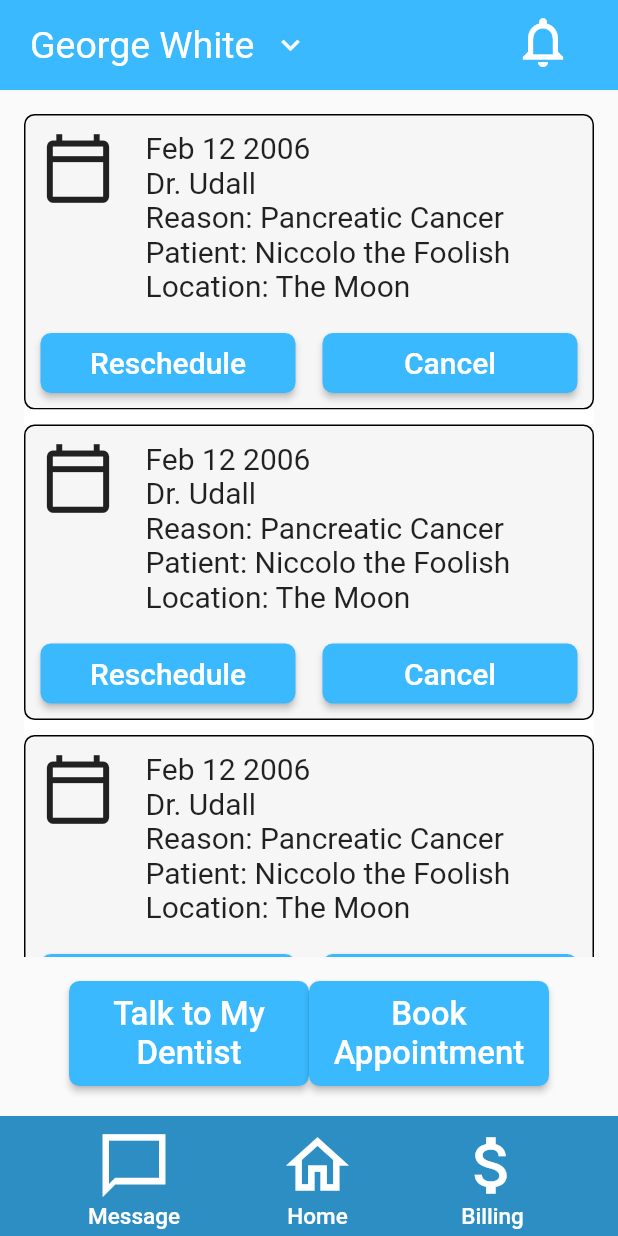
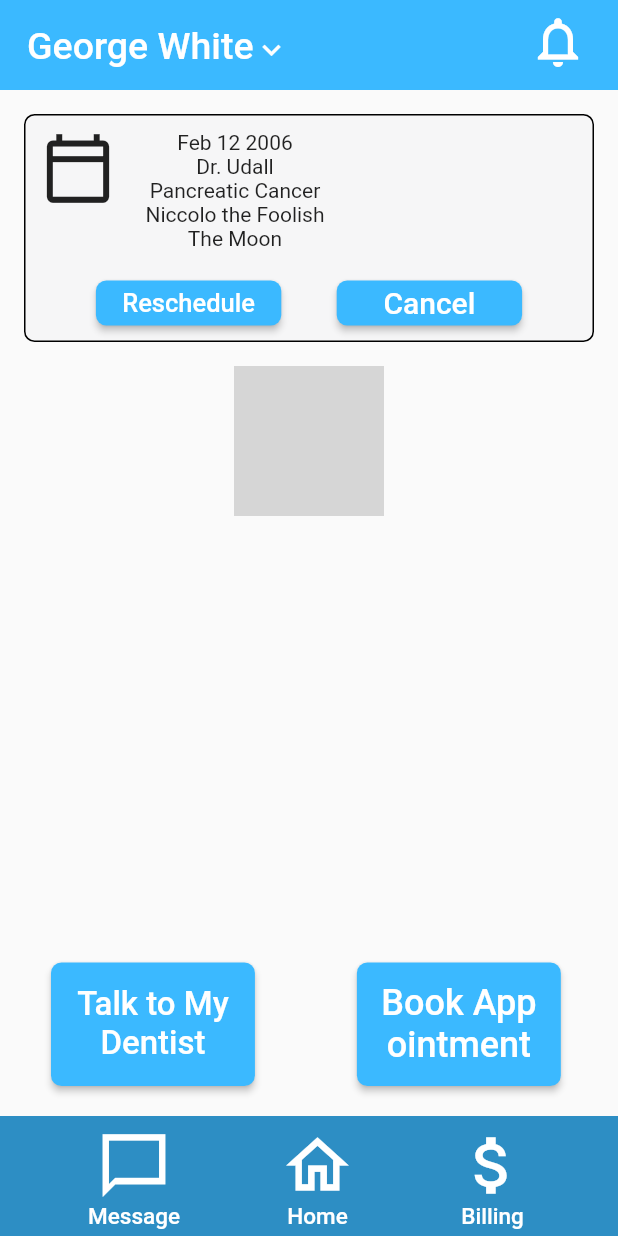
Before and after one commit to Henry-Turtle/OnCall, a Flutter app: the screen it shows after launch, on a phone screen of 412 x 824 dp. Run offline on Flutter 3.47's test engine with Material 2 defaults, Android fonts, the phone set to English and light mode, and no system bars; drawn by our look-alikes of auto_size_text; grey boxes are pictures that could not be loaded.

Commit message:
Added many media queries

```diff
--- a/frontend/lib/appointment.dart
+++ b/frontend/lib/appointment.dart
@@ -1,3 +1,4 @@
+import 'package:auto_size_text/auto_size_text.dart';
 import 'package:flutter/material.dart';
 import 'colors.dart';
 
@@ -22,25 +23,51 @@
       child: Column(
         //First row is for icon/information, next is for both buttons
         children: [
-          Align(
-              alignment: Alignment.topCenter,
-              child: Row(
-                crossAxisAlignment: CrossAxisAlignment.start,
+          Row(
+            crossAxisAlignment: CrossAxisAlignment.start,
+            children: [
+              const Icon(Icons.calendar_today_outlined, size: 50),
+              Container(width: 20),
+              Column(
                 children: [
-                  const Icon(Icons.calendar_today_outlined, size: 50),
-                  Container(width: 20),
-                  Text(
-                    '$date\n$doctor\nReason: $reason\nPatient: $patient\nLocation: $location',
-                    style: const TextStyle(fontSize: 20),
-                  )
+                  Align(
+                      alignment: Alignment.centerLeft,
+                      child: AutoSizeText(
+                        date,
+                        maxLines: 1,
+                        textAlign: TextAlign.left,
+                      )),
+                  AutoSizeText(
+                    doctor,
+                    maxLines: 1,
+                    textAlign: TextAlign.left,
+                  ),
+                  AutoSizeText(
+                    reason,
+                    maxLines: 1,
+                    textAlign: TextAlign.left,
+                  ),
+                  AutoSizeText(
+                    patient,
+                    maxLines: 1,
+                    textAlign: TextAlign.left,
+                  ),
+                  AutoSizeText(
+                    location,
+                    maxLines: 1,
+                    textAlign: TextAlign.left,
+                  ),
                 ],
-              )),
+              )
+            ],
+          ),
           Container(height: 20),
           Row(
             children: [
+              Spacer(),
               SizedBox(
-                height: 40,
-                width: 170,
+                height: 30,
+                width: MediaQuery.of(context).size.width * .3,
                 child: ElevatedButton(
                     onPressed: (() => print("")),
                     style: ButtonStyle(
@@ -53,15 +80,16 @@
                                 color: Color.fromARGB(0, 255, 255, 255))),
                       ),
                     ),
-                    child: const Text(
+                    child: AutoSizeText(
                       "Reschedule",
+                      maxLines: 1,
                       style: TextStyle(color: Colors.white, fontSize: 20),
                     )),
               ),
               const Spacer(),
               SizedBox(
-                height: 40,
-                width: 170,
+                height: 30,
+                width: MediaQuery.of(context).size.width * .3,
                 child: ElevatedButton(
                     onPressed: (() => print("")),
                     style: ButtonStyle(
@@ -78,7 +106,8 @@
                       "Cancel",
                       style: TextStyle(color: Colors.white, fontSize: 20),
                     )),
-              )
+              ),
+              Spacer()
             ],
           )
         ],
--- a/frontend/lib/appointment_view.dart
+++ /dev/null
@@ -1,30 +0,0 @@
-import 'package:flutter/material.dart';
-import 'package:frontend/appointment.dart';
-import 'appointment.dart';
-
-class AppointmentView extends StatefulWidget {
-  final appointments;
-
-  AppointmentView(this.appointments);
-
-  @override
-  State<AppointmentView> createState() => _AppointmentViewState();
-}
-
-class _AppointmentViewState extends State<AppointmentView> {
-  @override
-  Widget build(BuildContext context) {
-    return ListView.builder(
-      padding: const EdgeInsets.all(16.0),
-      itemCount: widget.appointments.length * 2,
-      itemBuilder: ((context, i) {
-        if (i.isOdd) {
-          return Container(height: 10, color: Colors.white);
-        }
-
-        final index = i ~/ 2;
-        return widget.appointments[index];
-      }),
-    );
-  }
-}
--- a/frontend/lib/colors.dart
+++ b/frontend/lib/colors.dart
@@ -6,6 +6,10 @@
   static const darkBlue = Color(0xFF2D8EC4);
   static const blue = Color(0xFF3BB9FF);
   static const lightGrey = Color(0xFFF6F6F7);
+  static const darkGrey = Color(0xFF242629);
+  static const grey = Color(0xFF8F8F8F);
+  static const nameUnselected = Color(0xFFE9E9E9);
+  static const checkCircle = Color(0xFF4595F4);
 
   @override
   Widget build(BuildContext context) {
--- a/frontend/lib/home_buttons.dart
+++ b/frontend/lib/home_buttons.dart
@@ -2,17 +2,21 @@
 
 import 'package:flutter/material.dart';
 import 'colors.dart';
+import 'package:auto_size_text/auto_size_text.dart';
 
 class HomeButtons extends StatelessWidget {
   const HomeButtons({Key? key}) : super(key: key);
 
   @override
   Widget build(BuildContext context) {
-    return Row(children: [
-      Container(width: 30),
-      SizedBox(
-          width: 160,
-          height: 70,
+    return Container(
+        color: Color.fromARGB(0, 255, 255, 255),
+        child: Row(children: [
+          Container(width: MediaQuery.of(context).size.width * .0825),
+          Container(
+              //First Button
+              width: MediaQuery.of(context).size.width * .33,
+              height: MediaQuery.of(context).size.height * .1,
               child: ElevatedButton(
                   onPressed: (() => print("")),
                   style: ButtonStyle(
@@ -21,36 +25,21 @@
                     shape: MaterialStateProperty.all<RoundedRectangleBorder>(
                       RoundedRectangleBorder(
                           borderRadius: BorderRadius.circular(7.0),
-                      side:
-                          BorderSide(color: Color.fromARGB(0, 255, 255, 255))),
+                          side: BorderSide(
+                              color: Color.fromARGB(0, 255, 255, 255))),
                     ),
                   ),
-              child: Column(children: [
-                Spacer(),
-                Align(
-                    alignment: Alignment.center,
-                    child: Text(
-                      "Talk to My",
-                      style: TextStyle(
-                        color: Colors.white,
-                        fontSize: 22,
-                      ),
-                    )),
-                Align(
-                    alignment: Alignment.center,
-                    child: Text(
-                      "Dentist",
-                      style: TextStyle(
-                        color: Colors.white,
-                        fontSize: 22,
-                      ),
-                    )),
-                Spacer()
-              ]))),
-      const Spacer(),
-      SizedBox(
-          width: 160,
-          height: 70,
+                  child: AutoSizeText(
+                    "Talk to My Dentist",
+                    textAlign: TextAlign.center,
+                    maxLines: 2,
+                    wrapWords: false,
+                    style: TextStyle(fontSize: 100),
+                  ))),
+          Container(width: MediaQuery.of(context).size.width * .165),
+          Container(
+              width: MediaQuery.of(context).size.width * .33,
+              height: MediaQuery.of(context).size.height * .1,
               child: ElevatedButton(
                   onPressed: (() => print("")),
                   style: ButtonStyle(
@@ -59,33 +48,18 @@
                     shape: MaterialStateProperty.all<RoundedRectangleBorder>(
                       RoundedRectangleBorder(
                           borderRadius: BorderRadius.circular(7.0),
-                      side:
-                          BorderSide(color: Color.fromARGB(0, 255, 255, 255))),
+                          side: BorderSide(
+                              color: Color.fromARGB(0, 255, 255, 255))),
                     ),
                   ),
-              child: Column(children: [
-                Spacer(),
-                Align(
-                    alignment: Alignment.center,
-                    child: Text(
-                      "Book",
-                      style: TextStyle(
-                        color: Colors.white,
-                        fontSize: 22,
-                      ),
-                    )),
-                Align(
-                    alignment: Alignment.center,
-                    child: Text(
-                      "Appointment",
-                      style: TextStyle(
-                        color: Colors.white,
-                        fontSize: 22,
-                      ),
-                    )),
-                Spacer()
-              ]))),
-      Container(width: 30)
-    ]);
+                  child: AutoSizeText(
+                    "Book Appointment",
+                    maxLines: 2,
+                    wrapWords: false,
+                    textAlign: TextAlign.center,
+                    style: TextStyle(fontSize: 100),
+                  ))),
+          Container(width: MediaQuery.of(context).size.width * .0825),
+        ]));
   }
 }
--- a/frontend/lib/home_top_bar.dart
+++ b/frontend/lib/home_top_bar.dart
@@ -1,7 +1,13 @@
+import 'package:auto_size_text/auto_size_text.dart';
 import 'package:flutter/material.dart';
+import 'bottom_popup.dart';
 
 class HomeTopBar extends StatefulWidget {
   var name;
+
+  changeName(newName) {
+    print(name);
+  }
 
   HomeTopBar(this.name);
 
@@ -10,6 +16,35 @@
 }
 
 class _HomeTopBarState extends State<HomeTopBar> {
+  var selectedName;
+  var patients = [
+    "Henry White",
+    "Niccolo Escobar",
+    "George White",
+    'Scarlett White',
+    'Brother of Niccolo',
+    'Mother of Niccolo',
+    'Molly Moon White',
+    'Niccolo Puppy',
+    'Brandom White',
+    'Tom Cruize'
+  ];
+  var displayPatients;
+
+  sortPatients(names, String name) {
+    var newNames = [...names];
+    newNames.remove(name);
+    newNames.insert(0, name);
+    return newNames;
+  }
+
+  @override
+  void initState() {
+    selectedName = widget.name;
+    displayPatients = sortPatients(patients, selectedName);
+    super.initState();
+  }
+
   @override
   Widget build(BuildContext context) {
     return Container(
@@ -17,20 +52,45 @@
       height: 60,
       width: double.infinity,
       child: Row(children: [
-        Container(width: 20),
-        Text(widget.name, style: TextStyle(color: Colors.white, fontSize: 25)),
-        IconButton(
-          icon: Icon(Icons.keyboard_arrow_down, color: Colors.white),
-          onPressed: () {
-            if (widget.name == "George White") {
-              setState(() => widget.name = "Henry White");
-            } else {
-              setState(
-                () => widget.name = "George White",
-              );
-            }
-          },
-        ),
+        Container(width: 10),
+        Padding(
+            padding: EdgeInsets.only(bottom: 7.0),
+            child: TextButton(
+                onPressed: (() => showModalBottomSheet(
+                      //enableDrag: false,
+                      context: context,
+                      backgroundColor: Colors.transparent,
+                      isScrollControlled: true,
+                      builder: ((context) {
+                        return BottomPopup(displayPatients, 0, ((String name) {
+                          setState(() {
+                            displayPatients = sortPatients(patients, name);
+                            selectedName = name;
+                          });
+                        }));
+                      }),
+                    )),
+                child: Row(children: [
+                  Container(
+                      width: MediaQuery.of(context).size.width * .5,
+                      child: Row(children: [
+                        Align(
+                            alignment: Alignment.bottomLeft,
+                            child: AutoSizeText(selectedName,
+                                maxLines: 1,
+                                style: TextStyle(
+                                  color: Colors.white,
+                                  fontSize: 25,
+                                ))),
+                        Align(
+                            alignment: Alignment.bottomLeft,
+                            child: Icon(
+                              Icons.keyboard_arrow_down,
+                              color: Colors.white,
+                            )),
+                        Spacer()
+                      ]))
+                ]))),
         Spacer(),
         Align(
             alignment: Alignment.topLeft,
@@ -38,7 +98,7 @@
                 onPressed: (() => print("")),
                 icon: Icon(Icons.notifications_none,
                     color: Colors.white, size: 40))),
-        Container(width: 30)
+        Container(width: 20)
       ]),
     );
   }
--- a/frontend/lib/homepage.dart
+++ b/frontend/lib/homepage.dart
@@ -1,13 +1,14 @@
 // ignore_for_file: prefer_const_constructors
 
 import 'package:flutter/material.dart';
-import 'package:frontend/appointment_view.dart';
 
 import 'home_top_bar.dart';
 import 'home_bottom_bar.dart';
 import 'home_buttons.dart';
-import 'appointment_view.dart';
 import 'appointment.dart';
+import 'family_members.dart';
+
+//TODO: Make OnCall logo its own layer, so other elements can overlap with it
 
 class HomePage extends StatelessWidget {
   const HomePage({Key? key}) : super(key: key);
@@ -18,23 +19,21 @@
         title: "OnCall",
         debugShowCheckedModeBanner: false,
         home: Scaffold(
+          drawer: FamilyMembers(),
           body: Column(
             children: [
               HomeTopBar("George White"),
-              Expanded(
-                  child: AppointmentView(const [
-                Appointment("Feb 12 2006", "Dr. Udall", "Pancreatic Cancer",
-                    "Niccolo the Foolish", "The Moon"),
-                Appointment("Feb 12 2006", "Dr. Udall", "Pancreatic Cancer",
-                    "Niccolo the Foolish", "The Moon"),
-                Appointment("Feb 12 2006", "Dr. Udall", "Pancreatic Cancer",
-                    "Niccolo the Foolish", "The Moon"),
-                Appointment("Feb 12 2006", "Dr. Udall", "Pancreatic Cancer",
-                    "Niccolo the Foolish", "The Moon"),
-                Appointment("Feb 12 2006", "Dr. Udall", "Pancreatic Cancer",
-                    "Niccolo the Foolish", "The Moon")
-              ])),
-              Padding(padding: EdgeInsets.all(16), child: HomeButtons()),
+              Padding(
+                  padding: const EdgeInsets.all(16),
+                  child: Appointment("Feb 12 2006", "Dr. Udall",
+                      "Pancreatic Cancer", "Niccolo the Foolish", "The Moon")),
+              Image(
+                image: AssetImage('Logo.png'),
+                height: 100,
+              ),
+              Spacer(),
+              Padding(
+                  padding: EdgeInsets.only(bottom: 16.0), child: HomeButtons()),
               Container(height: 4),
             ],
           ),
--- a/frontend/pubspec.yaml
+++ b/frontend/pubspec.yaml
@@ -34,6 +34,7 @@
   # The following adds the Cupertino Icons font to your application.
   # Use with the CupertinoIcons class for iOS style icons.
   cupertino_icons: ^1.0.2
+  auto_size_text: ^3.0.0
 
 dev_dependencies:
   flutter_test:
@@ -87,3 +88,6 @@
   #
   # For details regarding fonts from package dependencies,
   # see https://flutter.dev/custom-fonts/#from-packages
+  assets:
+    - Logo.png
+    - ToothIcon.png
```
Also changed, not shown: frontend/lib/bottom_popup.dart (added, +98 -0 lines), frontend/lib/family_members.dart (added, +17 -0 lines), frontend/assets/Logo.png (added), frontend/assets/ToothIcon.png (added), frontend/pubspec.lock. Lines whose indentation alone changed are shown as unchanged.
